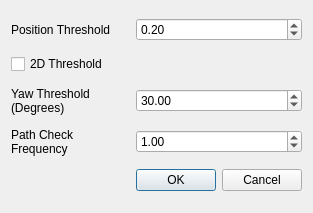
First picture: the form in ui/waypointmanagersettings.ui, repository jacobmoroni/qt_planner, before the edit.
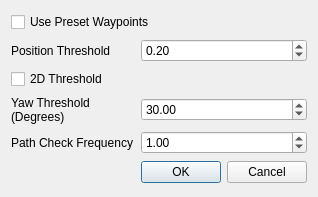
Second picture: the form after the edit.

Commit message: added waypoint subscribing, auto-load params, and namespaced tf_frames

```diff
--- a/ui/waypointmanagersettings.ui
+++ b/ui/waypointmanagersettings.ui
@@ -6,32 +6,15 @@
    <rect>
     <x>0</x>
     <y>0</y>
-    <width>313</width>
-    <height>213</height>
+    <width>318</width>
+    <height>197</height>
    </rect>
   </property>
   <property name="windowTitle">
    <string>Waypoint Manager Settings</string>
   </property>
   <layout class="QGridLayout" name="gridLayout">
-   <item row="6" column="1">
-    <widget class="QDialogButtonBox" name="buttonBox">
-     <property name="orientation">
-      <enum>Qt::Horizontal</enum>
-     </property>
-     <property name="standardButtons">
-      <set>QDialogButtonBox::Cancel|QDialogButtonBox::Ok</set>
-     </property>
-    </widget>
-   </item>
-   <item row="3" column="0">
-    <widget class="QCheckBox" name="threshold2DCheckbox">
-     <property name="text">
-      <string>2D Threshold</string>
-     </property>
-    </widget>
-   </item>
-   <item row="2" column="1">
+   <item row="1" column="1">
     <widget class="QDoubleSpinBox" name="thresholdSpinBox">
      <property name="maximum">
       <double>1.500000000000000</double>
@@ -44,14 +27,17 @@
      </property>
     </widget>
    </item>
-   <item row="2" column="0">
-    <widget class="QLabel" name="label">
-     <property name="text">
-      <string>Position Threshold</string>
-     </property>
-    </widget>
-   </item>
    <item row="4" column="0">
+    <widget class="QLabel" name="label_3">
+     <property name="text">
+      <string>Path Check Frequency</string>
+     </property>
+     <property name="wordWrap">
+      <bool>true</bool>
+     </property>
+    </widget>
+   </item>
+   <item row="3" column="0">
     <widget class="QLabel" name="label_2">
      <property name="text">
       <string>Yaw Threshold (Degrees)</string>
@@ -61,30 +47,14 @@
      </property>
     </widget>
    </item>
+   <item row="1" column="0">
+    <widget class="QLabel" name="label">
+     <property name="text">
+      <string>Position Threshold</string>
+     </property>
+    </widget>
+   </item>
    <item row="4" column="1">
-    <widget class="QDoubleSpinBox" name="yawThresholdSpinBox">
-     <property name="maximum">
-      <double>180.000000000000000</double>
-     </property>
-     <property name="singleStep">
-      <double>15.000000000000000</double>
-     </property>
-     <property name="value">
-      <double>30.000000000000000</double>
-     </property>
-    </widget>
-   </item>
-   <item row="5" column="0">
-    <widget class="QLabel" name="label_3">
-     <property name="text">
-      <string>Path Check Frequency</string>
-     </property>
-     <property name="wordWrap">
-      <bool>true</bool>
-     </property>
-    </widget>
-   </item>
-   <item row="5" column="1">
     <widget class="QDoubleSpinBox" name="pathCheckFrequencySpinBox">
      <property name="minimum">
       <double>0.100000000000000</double>
@@ -97,6 +67,43 @@
      </property>
     </widget>
    </item>
+   <item row="2" column="0">
+    <widget class="QCheckBox" name="threshold2DCheckbox">
+     <property name="text">
+      <string>2D Threshold</string>
+     </property>
+    </widget>
+   </item>
+   <item row="5" column="1">
+    <widget class="QDialogButtonBox" name="buttonBox">
+     <property name="orientation">
+      <enum>Qt::Horizontal</enum>
+     </property>
+     <property name="standardButtons">
+      <set>QDialogButtonBox::Cancel|QDialogButtonBox::Ok</set>
+     </property>
+    </widget>
+   </item>
+   <item row="3" column="1">
+    <widget class="QDoubleSpinBox" name="yawThresholdSpinBox">
+     <property name="maximum">
+      <double>180.000000000000000</double>
+     </property>
+     <property name="singleStep">
+      <double>15.000000000000000</double>
+     </property>
+     <property name="value">
+      <double>30.000000000000000</double>
+     </property>
+    </widget>
+   </item>
+   <item row="0" column="0" colspan="2">
+    <widget class="QCheckBox" name="presetWPCheckBox">
+     <property name="text">
+      <string>Use Preset Waypoints</string>
+     </property>
+    </widget>
+   </item>
   </layout>
  </widget>
  <resources/>
```
The commit also changes 10 other files.
